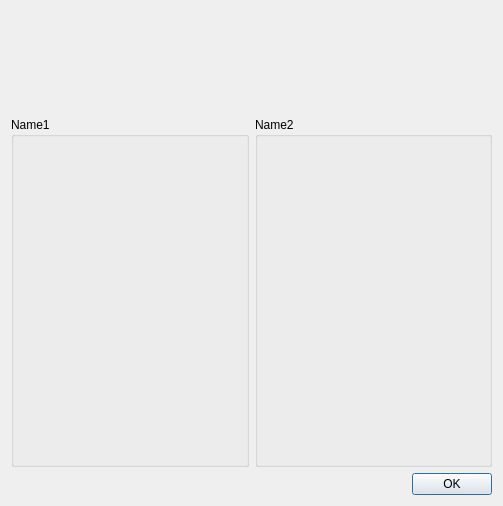
This is comparatordialog.ui in metem/MeTeM-File-Manager as Qt 5 draws it before an edit. The edited form follows.
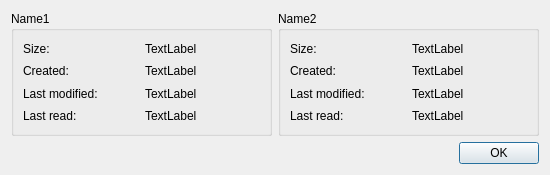
This is the edited form.

What changed in the file:
```diff
--- a/comparatordialog.ui
+++ b/comparatordialog.ui
@@ -6,67 +6,166 @@
    <rect>
     <x>0</x>
     <y>0</y>
-    <width>503</width>
-    <height>506</height>
+    <width>550</width>
+    <height>175</height>
    </rect>
   </property>
+  <property name="sizePolicy">
+   <sizepolicy hsizetype="Fixed" vsizetype="Fixed">
+    <horstretch>0</horstretch>
+    <verstretch>0</verstretch>
+   </sizepolicy>
+  </property>
+  <property name="minimumSize">
+   <size>
+    <width>200</width>
+    <height>175</height>
+   </size>
+  </property>
+  <property name="maximumSize">
+   <size>
+    <width>550</width>
+    <height>175</height>
+   </size>
+  </property>
   <property name="windowTitle">
    <string>Dialog</string>
   </property>
+  <property name="sizeGripEnabled">
+   <bool>false</bool>
+  </property>
   <layout class="QGridLayout" name="gridLayout">
    <item row="0" column="0">
-    <widget class="QWidget" name="icon1" native="true">
-     <property name="sizePolicy">
-      <sizepolicy hsizetype="Preferred" vsizetype="Fixed">
-       <horstretch>0</horstretch>
-       <verstretch>0</verstretch>
-      </sizepolicy>
-     </property>
-     <property name="minimumSize">
-      <size>
-       <width>0</width>
-       <height>100</height>
-      </size>
-     </property>
-     <property name="baseSize">
-      <size>
-       <width>0</width>
-       <height>0</height>
-      </size>
-     </property>
-    </widget>
-   </item>
-   <item row="0" column="1">
-    <widget class="QWidget" name="icon2" native="true">
-     <property name="sizePolicy">
-      <sizepolicy hsizetype="Preferred" vsizetype="Fixed">
-       <horstretch>0</horstretch>
-       <verstretch>0</verstretch>
-      </sizepolicy>
-     </property>
-     <property name="minimumSize">
-      <size>
-       <width>0</width>
-       <height>100</height>
-      </size>
-     </property>
-    </widget>
-   </item>
-   <item row="1" column="0">
     <widget class="QGroupBox" name="gbFile1">
      <property name="title">
       <string>Name1</string>
      </property>
+     <layout class="QGridLayout" name="gridLayout_2">
+      <item row="0" column="0">
+       <widget class="QLabel" name="label">
+        <property name="text">
+         <string>Size:</string>
+        </property>
+       </widget>
+      </item>
+      <item row="0" column="1">
+       <widget class="QLabel" name="l_size_1">
+        <property name="text">
+         <string>TextLabel</string>
+        </property>
+       </widget>
+      </item>
+      <item row="1" column="0">
+       <widget class="QLabel" name="label_2">
+        <property name="text">
+         <string>Created:</string>
+        </property>
+       </widget>
+      </item>
+      <item row="1" column="1">
+       <widget class="QLabel" name="l_created_1">
+        <property name="text">
+         <string>TextLabel</string>
+        </property>
+       </widget>
+      </item>
+      <item row="2" column="0">
+       <widget class="QLabel" name="label_3">
+        <property name="text">
+         <string>Last modified:</string>
+        </property>
+       </widget>
+      </item>
+      <item row="2" column="1">
+       <widget class="QLabel" name="l_mod_1">
+        <property name="text">
+         <string>TextLabel</string>
+        </property>
+       </widget>
+      </item>
+      <item row="3" column="0">
+       <widget class="QLabel" name="label_4">
+        <property name="text">
+         <string>Last read:</string>
+        </property>
+       </widget>
+      </item>
+      <item row="3" column="1">
+       <widget class="QLabel" name="l_read_1">
+        <property name="text">
+         <string>TextLabel</string>
+        </property>
+       </widget>
+      </item>
+     </layout>
     </widget>
    </item>
-   <item row="1" column="1">
+   <item row="0" column="1">
     <widget class="QGroupBox" name="gbFile2">
      <property name="title">
       <string>Name2</string>
      </property>
+     <layout class="QGridLayout" name="gridLayout_3">
+      <item row="0" column="0">
+       <widget class="QLabel" name="label_5">
+        <property name="text">
+         <string>Size:</string>
+        </property>
+       </widget>
+      </item>
+      <item row="0" column="1">
+       <widget class="QLabel" name="l_size_2">
+        <property name="text">
+         <string>TextLabel</string>
+        </property>
+       </widget>
+      </item>
+      <item row="1" column="0">
+       <widget class="QLabel" name="label_8">
+        <property name="text">
+         <string>Created:</string>
+        </property>
+       </widget>
+      </item>
+      <item row="1" column="1">
+       <widget class="QLabel" name="l_created_2">
+        <property name="text">
+         <string>TextLabel</string>
+        </property>
+       </widget>
+      </item>
+      <item row="2" column="0">
+       <widget class="QLabel" name="label_6">
+        <property name="text">
+         <string>Last modified:</string>
+        </property>
+       </widget>
+      </item>
+      <item row="2" column="1">
+       <widget class="QLabel" name="l_mod_2">
+        <property name="text">
+         <string>TextLabel</string>
+        </property>
+       </widget>
+      </item>
+      <item row="3" column="0">
+       <widget class="QLabel" name="label_7">
+        <property name="text">
+         <string>Last read:</string>
+        </property>
+       </widget>
+      </item>
+      <item row="3" column="1">
+       <widget class="QLabel" name="l_read_2">
+        <property name="text">
+         <string>TextLabel</string>
+        </property>
+       </widget>
+      </item>
+     </layout>
     </widget>
    </item>
-   <item row="2" column="0" colspan="2">
+   <item row="1" column="0" colspan="2">
     <widget class="QDialogButtonBox" name="buttonBox">
      <property name="orientation">
       <enum>Qt::Horizontal</enum>
```
